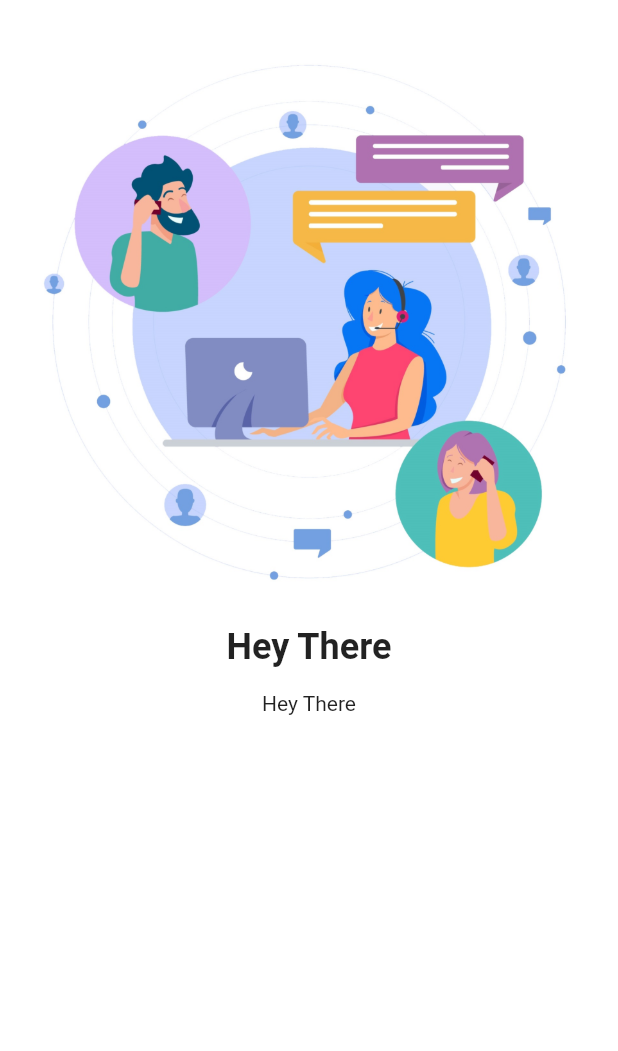
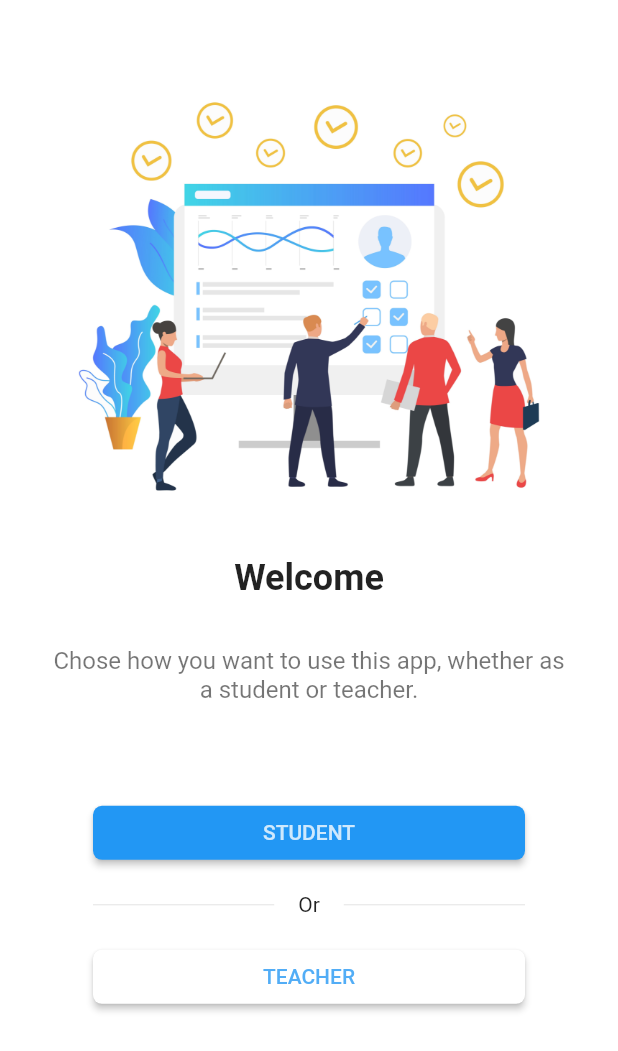
Before and after one commit to ambreshgupta12/record_register, a Flutter app: the screen it shows after launch, on a phone screen of 412 x 824 dp. Shown: the top 1051 px of the screen. Run offline on Flutter 3.47's test engine with Material 2 defaults, Android fonts, the light colour scheme and no system bars.

Commit message:
init_complete

```diff
--- a/lib/initial_sceens/select_stu_teach.dart
+++ b/lib/initial_sceens/select_stu_teach.dart
@@ -4,24 +4,21 @@ class SelectST extends StatelessWidget {
   @override
   Widget build(BuildContext context) {
     return Scaffold(
-      backgroundColor: Colors.white,
+      backgroundColor: Theme.of(context).backgroundColor,
       body: SingleChildScrollView(
         child: Column(
           children: <Widget>[
             SizedBox(
-              height: 16,
+              height: 32,
             ),
             Padding(
                 padding: EdgeInsets.all(16),
-                child: Image.asset("images/assist.jpg")
-            ),
-            Row(
-              mainAxisAlignment: MainAxisAlignment.center,
-              children: <Widget>[
+                child: Image.asset("images/dive.jpg")),
+            Row(mainAxisAlignment: MainAxisAlignment.center, children: <Widget>[
               Padding(
                 padding: EdgeInsets.all(8),
                 child: Text(
-                  "Hey There",
+                  "Welcome",
                   style: Theme.of(context)
                       .textTheme
                       .headline
@@ -29,19 +26,95 @@ class SelectST extends StatelessWidget {
                 ),
               ),
             ]),
-            Row(
-              mainAxisAlignment: MainAxisAlignment.center,
-              children: <Widget>[
-              Padding(
-                padding: EdgeInsets.all(8),
-                child: Text(
-                  "Hey There",
-                  style: Theme.of(context)
-                      .textTheme
-                      .body1,
+            Padding(
+              padding:
+                  EdgeInsets.only(left: 32, right: 32, top: 24, bottom: 62),
+              child: Text(
+                "Chose how you want to use this app, whether as a student or teacher.",
+                style: Theme.of(context)
+                    .textTheme
+                    .subhead
+                    .copyWith(color: Colors.black54),
+                softWrap: true,
+                textAlign: TextAlign.center,
+              ),
+            ),
+            Row(children: <Widget>[
+              Expanded(
+                child: Padding(
+                  padding: EdgeInsets.only(left: 62, right: 62, bottom: 16),
+                  child: MaterialButton(
+                    onPressed: () {},
+                    elevation: 2,
+                    highlightElevation: 2,
+                    highlightColor: Colors.white.withAlpha(100),
+                    splashColor: Colors.transparent,
+                    color: Theme.of(context).primaryColor,
+                    shape: RoundedRectangleBorder(
+                      borderRadius: BorderRadius.circular(6)
+                    ),
+                    child: Text(
+                      "STUDENT",
+                      style: Theme.of(context)
+                          .textTheme
+                          .button
+                          .copyWith(color: Colors.white.withAlpha(200)),
+                    ),
+                  ),
                 ),
               ),
-            ])
+            ]),
+
+            Row(
+              children: <Widget>[
+                Expanded(
+                  child: Padding(
+                    padding: EdgeInsets.only(
+                      left: 62,
+                      right: 16,
+                    ),
+                    child: Divider(thickness:0.6,))
+                ),
+                Text(
+                  "Or"
+                ),
+                Expanded(
+                  child: Padding(
+                    padding: EdgeInsets.only(
+                      left: 16,
+                      right: 62,
+                    ),
+                    child: Divider(thickness:0.6,))
+                ),
+              ],
+            ),
+
+            Row(children: <Widget>[
+              Expanded(
+                child: Padding(
+                  padding: EdgeInsets.only(top: 16, left: 62, right: 62, bottom: 16),
+                  child: MaterialButton(
+                    onPressed: () {},
+                    elevation: 2,
+                    highlightElevation: 2,
+                    highlightColor: Colors.grey.withAlpha(40),
+                    splashColor: Colors.transparent,
+                    color: Theme.of(context).backgroundColor,
+                    shape: RoundedRectangleBorder(
+                      borderRadius: BorderRadius.circular(6)
+                    ),
+                    child: Text(
+                      "TEACHER",
+                      style: Theme.of(context)
+                          .textTheme
+                          .button
+                          .copyWith(color: Theme.of(context).primaryColor.withAlpha(200)),
+                    ),
+                  ),
+                ),
+              ),
+            ]),
+
           ],
         ),
       ),
--- a/lib/values/theme_data.dart
+++ b/lib/values/theme_data.dart
@@ -3,7 +3,7 @@ import 'package:flutter/material.dart';
 ThemeData lightTheme() {
   return ThemeData(
     primarySwatch: Colors.blue,
-    primaryColor: Colors.white,
+    primaryColor: Color(0xff2297F4),
     primaryColorDark: Color(0xFAFAFAFA),
     backgroundColor: Colors.white,
     primaryIconTheme: IconThemeData(
@@ -16,6 +16,7 @@ ThemeData lightTheme() {
         title: TextStyle(
           color: Colors.black,
         )),
+        buttonColor: Colors.white
   );
 }
 
--- a/pubspec.yaml
+++ b/pubspec.yaml
@@ -44,6 +44,7 @@ flutter:
   assets:
    - images/googleLogo.png
    - images/assist.jpg
+   - images/dive.jpg
   #  - images/a_dot_ham.jpeg
 
   # An image asset can refer to one or more resolution-specific "variants", see
```
Also changed, not shown: images/dive.jpg (added).
